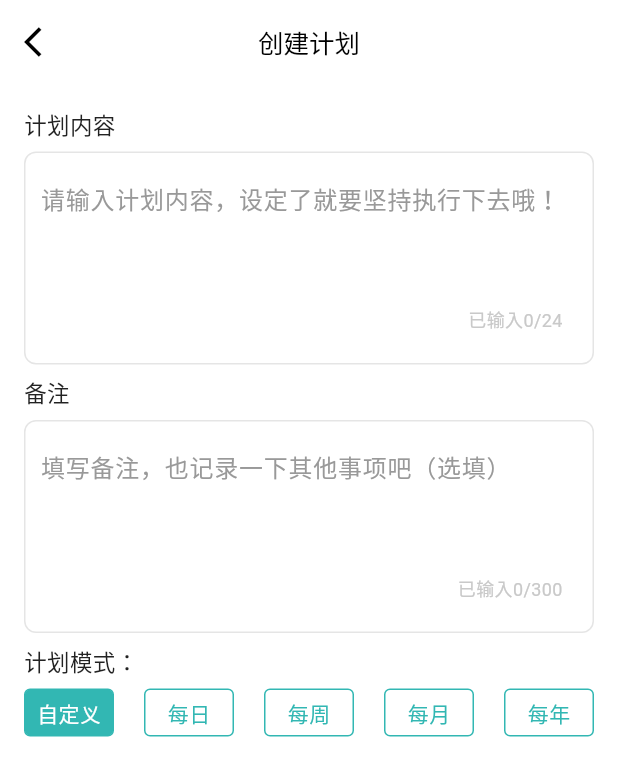
After one commit to zoukun-paul/flutter_uniapp_demo, a Flutter app: the GoalCreatePage screen opened directly, on a phone screen of 412 x 824 dp. The commit adds this screen. Shown: the top 776 px of the screen. Run offline on Flutter 3.47's test engine with Material 3 defaults, Android fonts, the phone set to English and light mode, and no system bars; our stand-ins replace dio, dotted_border, drift, drift_flutter, flutter_cache_manager, flutter_form_builder and 9 more; missing offline and left inert: chinese_number, dart:ffi; accounts and stored records are empty; generated files the repository leaves out were written again.

Commit message:
创建目标页面

```diff
--- /dev/null
+++ b/lib/page/subject/goal_page/goal_create_page.dart
@@ -0,0 +1,141 @@
+
+
+import 'package:flutter/material.dart';
+import 'package:flutter_uniapp_demo/common/extension/widget.dart';
+import 'package:flutter_uniapp_demo/page/subject/model/target_schedule.dart';
+import 'package:get/get.dart';
+
+class GoalCreatePage extends StatelessWidget {
+
+  GoalCreatePage({super.key});
+
+  final _planType = TargetSchedulePlanType.custom.obs;
+  TargetSchedulePlanType get planType => _planType.value;
+  set planType(TargetSchedulePlanType val) => _planType.value=val;
+
+  @override
+  Widget build(BuildContext context) {
+    return GestureDetector(
+      onTap: ()=>FocusScope.of(context).requestFocus(FocusNode()),
+      child: Scaffold(
+        appBar: AppBar(
+          leading: IconButton(
+            icon: const Icon(Icons.arrow_back_ios),
+            onPressed: () => Navigator.of(context).pop(),
+          ),
+          centerTitle: true,
+          title: const Text("创建计划", style: TextStyle(fontSize: 17,fontWeight: FontWeight.w500),),
+        ),
+        body: Container(
+          padding: const EdgeInsets.symmetric(horizontal: 16, vertical: 16),
+          child: Column(
+            children: [
+              Column(
+                mainAxisAlignment: MainAxisAlignment.center,
+                crossAxisAlignment: CrossAxisAlignment.start,
+                children: [
+                  const Text("计划内容", style: TextStyle(fontSize: 15,color: Color(0xff222222)),),
+                  const SizedBox(height: 8,),
+                  Container(
+                    padding: const EdgeInsets.all(10),
+                    decoration: BoxDecoration(
+                      borderRadius: const BorderRadius.all(Radius.circular(8)),
+                      border: Border.all(color: Color(0xffE5E5E5))
+                    ),
+                    child: TextField(
+                      minLines: 3,
+                      maxLines: 3,
+                      maxLength: 24,
+                      buildCounter: (ctx, {required int currentLength, int? maxLength, required bool isFocused}){
+                        return Padding(
+                          padding: const EdgeInsets.only(right: 10, bottom: 10),
+                          child: Text("已输入$currentLength/$maxLength", style: const TextStyle(color: Color(0xffC9C9C9), fontSize: 12),),
+                        );
+                      },
+                      decoration: const InputDecoration(
+                        border: InputBorder.none,
+                        hintText: "请输入计划内容，设定了就要坚持执行下去哦！",
+                        hintStyle: TextStyle(color: Color(0xff999999),)
+                      ),
+                    ),
+                  ),
+                  const SizedBox(height: 8,),
+                  const Text("备注", style: TextStyle(fontSize: 15,color: Color(0xff222222)),),
+                  const SizedBox(height: 8,),
+                  Container(
+                    padding: const EdgeInsets.all(10),
+                    decoration: BoxDecoration(
+                        borderRadius: const BorderRadius.all(Radius.circular(8)),
+                        border: Border.all(color: Color(0xffE5E5E5))
+                    ),
+                    child: TextField(
+                      minLines: 3,
+                      maxLines: 5,
+                      maxLength: 300,
+                      buildCounter: (ctx, {required int currentLength, int? maxLength, required bool isFocused}){
+                        return Padding(
+                          padding: const EdgeInsets.only(right: 10, bottom: 10),
+                          child: Text("已输入$currentLength/$maxLength", style: const TextStyle(color: Color(0xffC9C9C9), fontSize: 12),),
+                        );
+                      },
+                      decoration: const InputDecoration(
+                          border: InputBorder.none,
+                          hintText: "填写备注，也记录一下其他事项吧（选填）",
+                          hintStyle: TextStyle(color: Color(0xff999999),)
+                      ),
+                    ),
+                  ),
+                  const SizedBox(height: 8,),
+                  const Text("计划模式：", style: TextStyle(fontSize: 15,color: Color(0xff222222)),),
+                  const SizedBox(height: 8,),
+                  Obx(
+                    ()=>Row(
+                      mainAxisAlignment: MainAxisAlignment.spaceBetween,
+                      children: [
+                        PlanTag(tagName: "自定义", isActive: planType==TargetSchedulePlanType.custom,onTap: (status)=>planType=TargetSchedulePlanType.custom,),
+                        PlanTag(tagName: "每日", isActive: planType==TargetSchedulePlanType.everyDay,onTap: (status)=>planType=TargetSchedulePlanType.everyDay,),
+                        PlanTag(tagName: "每周", isActive: planType==TargetSchedulePlanType.everyWeek,onTap: (status)=>planType=TargetSchedulePlanType.everyWeek,),
+                        PlanTag(tagName: "每月", isActive: planType==TargetSchedulePlanType.everyMonth,onTap: (status)=>planType=TargetSchedulePlanType.everyMonth,),
+                        PlanTag(tagName: "每年", isActive: planType==TargetSchedulePlanType.everyYear,onTap: (status)=>planType=TargetSchedulePlanType.everyYear,),
+                      ],
+                    ),
+                  ),
+                  const SizedBox(height: 8,),
+                ],
+              )
+            ],
+          ),
+        ),
+      ),
+    );
+  }
+
+}
+
+class PlanTag extends StatelessWidget {
+
+  const PlanTag({super.key, required this.tagName, required this.isActive, this.onTap});
+
+  final String tagName;
+  final bool isActive;
+  final void Function(bool isActive)? onTap;
+  Color color(bool isActive) {
+    return  isActive?Colors.white:const Color(0xff32b7b3);
+  }
+  @override
+  Widget build(BuildContext context) {
+    return Container(
+      width: 60,
+      height: 32,
+      alignment: Alignment.center,
+      decoration: BoxDecoration(
+        color: color(!isActive),
+        border: Border.all(color: color(false), ),
+        borderRadius: const BorderRadius.all(Radius.circular(4))
+      ),
+      child: Text(tagName, style: TextStyle(color: color(isActive)),),
+    ).onTap(condition: onTap!=null, (){
+      onTap?.call(isActive);
+    });
+  }
+}
--- a/lib/page/subject/goal_page/goal_page.dart
+++ b/lib/page/subject/goal_page/goal_page.dart
@@ -1,12 +1,15 @@
 import 'package:dotted_border/dotted_border.dart';
 import 'package:flutter/material.dart';
 import 'package:flutter_svg/flutter_svg.dart';
-import 'package:flutter_uniapp_demo/application.dart';
 import 'package:flutter_uniapp_demo/common/extension/list.dart';
+import 'package:flutter_uniapp_demo/common/extension/widget.dart';
 import 'package:flutter_uniapp_demo/page/subject/model/target_schedule.dart';
 import 'package:flutter_uniapp_demo/page/subject/service/http.dart';
 import 'package:flutter_uniapp_demo/page/subject/widget/target_box.dart';
+import 'package:flutter_uniapp_demo/router/router.dart';
 import 'package:get/get.dart';
+
+import 'goal_create_page.dart';
 
 class GoalPage extends StatefulWidget {
   const GoalPage({super.key});
@@ -25,6 +28,31 @@ class _GoalPageState extends State<GoalPage> with TickerProviderStateMixin {
   void initState() {
     super.initState();
     goals.value = SubjectHttpApi.instance.queryTargetSchedule();
+  }
+
+  Widget createGoalBtn(){
+    return GestureDetector(
+      onTap: ()=>Routers.toPage(GoalCreatePage()),
+      child: DottedBorder(
+        color: const Color(0xff32B7B3),
+        strokeWidth: 1,
+        borderType: BorderType.RRect,
+        radius: const Radius.circular(8),
+        child: Container(
+          height: 44,
+          color: Colors.transparent,
+          alignment: Alignment.center,
+          child: Row(
+            mainAxisAlignment: MainAxisAlignment.center,
+            children: [
+              SvgPicture.asset("assets/subject/add_circle.svg"),
+              const SizedBox(width: 6,),
+              const Text("创建计划", style: TextStyle(color: Color(0xff32B7B3)),)
+            ],
+          ),
+        ),
+      ),
+    );
   }
 
   @override
@@ -66,24 +94,7 @@ class _GoalPageState extends State<GoalPage> with TickerProviderStateMixin {
                       Column(
                         children: [
                           const SizedBox(height: 16,),
-                          DottedBorder(
-                            color: const Color(0xff32B7B3),
-                            strokeWidth: 1,
-                            borderType: BorderType.RRect,
-                            radius: const Radius.circular(8),
-                            child: Container(
-                              height: 44,
-                              alignment: Alignment.center,
-                              child: Row(
-                                mainAxisAlignment: MainAxisAlignment.center,
-                                children: [
-                                  SvgPicture.asset("assets/subject/add_circle.svg"),
-                                  const SizedBox(width: 6,),
-                                  const Text("创建计划", style: TextStyle(color: Color(0xff32B7B3)),)
-                                ],
-                              ),
-                            ),
-                          ),
+                          createGoalBtn(),
                           const SizedBox(height: 16,),
                           ...goals
                               .value
```
